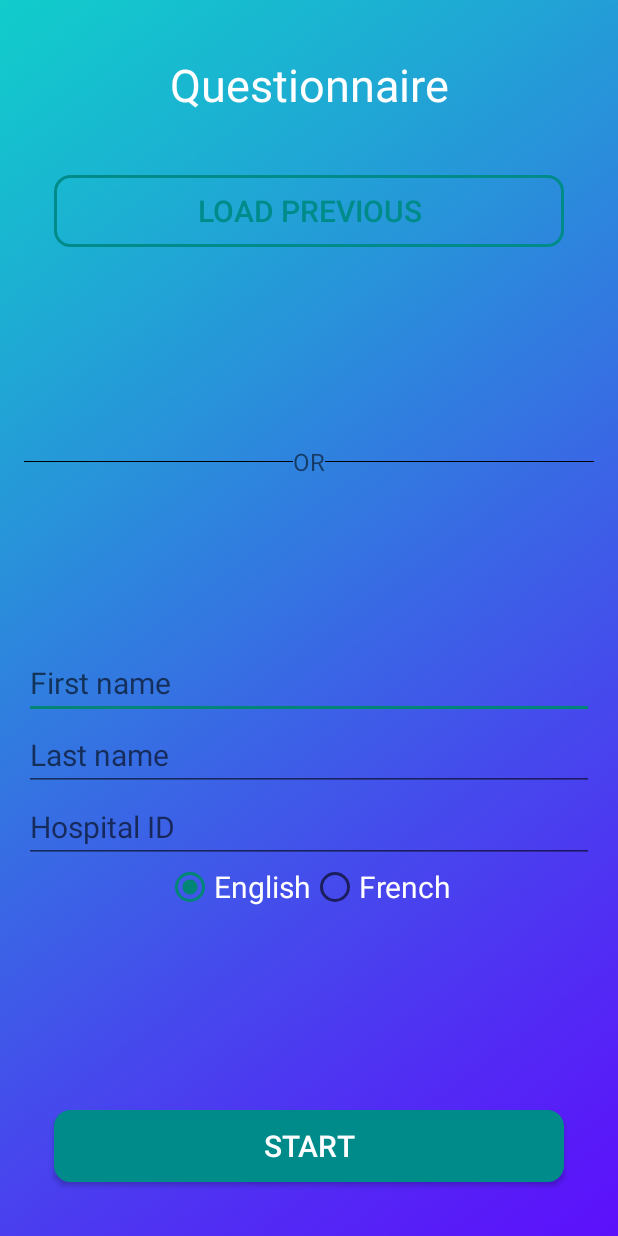
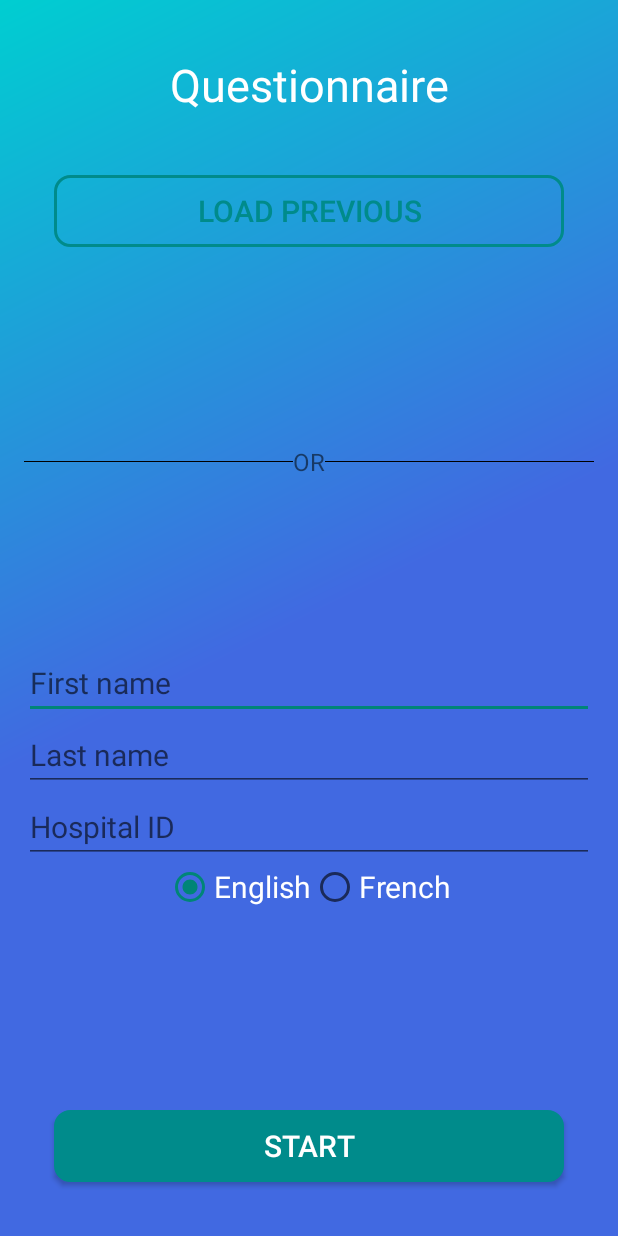
Before and after one commit to avadnerkar/FrailtyQuestionnaire, an Android app: the screen it shows after launch (HomeActivity), on a phone screen of 412 x 824 dp. Run offline under Robolectric (Android 15) with nearby library versions, the phone set to English and light mode, and no system bars.

Commit message:
Added Barthel questionnaire

```diff
--- a/FrailtyQuestionnaire/app/src/main/java/physiotherapy/mcgill/com/frailtyquestionnaire/DBAdapter.java
+++ b/FrailtyQuestionnaire/app/src/main/java/physiotherapy/mcgill/com/frailtyquestionnaire/DBAdapter.java
@@ -32,7 +32,7 @@ public class DBAdapter {
     public static final String DATA_TABLE = "dataTable";
 
     // Track DB version if a new version of your app changes the format.
-    public static final int DATABASE_VERSION = 4;
+    public static final int DATABASE_VERSION = 6;
 
 
     //Table Create Statements
@@ -66,7 +66,10 @@ public class DBAdapter {
 
             for (ItemQuestion question : section.questions){
                 if (question.dbKey != null){
-                    DATA_CREATE_SQL = DATA_CREATE_SQL + question.dbKey + " text, ";
+                    for (int i=0; i<question.dbKey.length; i++){
+                        DATA_CREATE_SQL = DATA_CREATE_SQL + question.dbKey[i] + " text, ";
+                    }
+
                 }
 
             }
--- a/FrailtyQuestionnaire/app/src/main/java/physiotherapy/mcgill/com/frailtyquestionnaire/DataSource.java
+++ b/FrailtyQuestionnaire/app/src/main/java/physiotherapy/mcgill/com/frailtyquestionnaire/DataSource.java
@@ -14,30 +14,40 @@ public class DataSource {
     public static void init(Context context){
 
         ArrayList<ItemQuestion> rnlQuestions = new ArrayList<>();
-        rnlQuestions.add(new ItemQuestion(ItemQuestion.QuestionType.RNL, context.getString(R.string.rnlTitle), context.getString(R.string.rnl1), null, "RNL1", new String[]{context.getString(R.string.rnlOption1), context.getString(R.string.rnlOption2)}));
-        rnlQuestions.add(new ItemQuestion(ItemQuestion.QuestionType.RNL, context.getString(R.string.rnlTitle), context.getString(R.string.rnl2), null, "RNL2", new String[]{context.getString(R.string.rnlOption1), context.getString(R.string.rnlOption2)}));
-        rnlQuestions.add(new ItemQuestion(ItemQuestion.QuestionType.RNL, context.getString(R.string.rnlTitle), context.getString(R.string.rnl3), null, "RNL3", new String[]{context.getString(R.string.rnlOption1), context.getString(R.string.rnlOption2)}));
-        rnlQuestions.add(new ItemQuestion(ItemQuestion.QuestionType.RNL, context.getString(R.string.rnlTitle), context.getString(R.string.rnl4), null, "RNL4", new String[]{context.getString(R.string.rnlOption1), context.getString(R.string.rnlOption2)}));
-        rnlQuestions.add(new ItemQuestion(ItemQuestion.QuestionType.RNL, context.getString(R.string.rnlTitle), context.getString(R.string.rnl5), null, "RNL5", new String[]{context.getString(R.string.rnlOption1), context.getString(R.string.rnlOption2)}));
-        rnlQuestions.add(new ItemQuestion(ItemQuestion.QuestionType.RNL, context.getString(R.string.rnlTitle), context.getString(R.string.rnl6), null, "RNL6", new String[]{context.getString(R.string.rnlOption1), context.getString(R.string.rnlOption2)}));
-        rnlQuestions.add(new ItemQuestion(ItemQuestion.QuestionType.RNL, context.getString(R.string.rnlTitle), context.getString(R.string.rnl7), null, "RNL7", new String[]{context.getString(R.string.rnlOption1), context.getString(R.string.rnlOption2)}));
-        rnlQuestions.add(new ItemQuestion(ItemQuestion.QuestionType.RNL, context.getString(R.string.rnlTitle), context.getString(R.string.rnl8), null, "RNL8", new String[]{context.getString(R.string.rnlOption1), context.getString(R.string.rnlOption2)}));
-        rnlQuestions.add(new ItemQuestion(ItemQuestion.QuestionType.RNL, context.getString(R.string.rnlTitle), context.getString(R.string.rnl9), null, "RNL9", new String[]{context.getString(R.string.rnlOption1), context.getString(R.string.rnlOption2)}));
-        rnlQuestions.add(new ItemQuestion(ItemQuestion.QuestionType.RNL, context.getString(R.string.rnlTitle), context.getString(R.string.rnl10), null, "RNL10", new String[]{context.getString(R.string.rnlOption1), context.getString(R.string.rnlOption2)}));
-        rnlQuestions.add(new ItemQuestion(ItemQuestion.QuestionType.RNL, context.getString(R.string.rnlTitle), context.getString(R.string.rnl11), null, "RNL11", new String[]{context.getString(R.string.rnlOption1), context.getString(R.string.rnlOption2)}));
+        rnlQuestions.add(new ItemQuestion(ItemQuestion.QuestionType.SLIDER, context.getString(R.string.rnlTitle), context.getString(R.string.rnl1), null, new String[]{"RNL1"}, new String[]{context.getString(R.string.rnlOption1), context.getString(R.string.rnlOption2)}, null));
+        rnlQuestions.add(new ItemQuestion(ItemQuestion.QuestionType.SLIDER, context.getString(R.string.rnlTitle), context.getString(R.string.rnl2), null, new String[]{"RNL2"}, new String[]{context.getString(R.string.rnlOption1), context.getString(R.string.rnlOption2)}, null));
+        rnlQuestions.add(new ItemQuestion(ItemQuestion.QuestionType.SLIDER, context.getString(R.string.rnlTitle), context.getString(R.string.rnl3), null, new String[]{"RNL3"}, new String[]{context.getString(R.string.rnlOption1), context.getString(R.string.rnlOption2)}, null));
+        rnlQuestions.add(new ItemQuestion(ItemQuestion.QuestionType.SLIDER, context.getString(R.string.rnlTitle), context.getString(R.string.rnl4), null, new String[]{"RNL4"}, new String[]{context.getString(R.string.rnlOption1), context.getString(R.string.rnlOption2)}, null));
+        rnlQuestions.add(new ItemQuestion(ItemQuestion.QuestionType.SLIDER, context.getString(R.string.rnlTitle), context.getString(R.string.rnl5), null, new String[]{"RNL5"}, new String[]{context.getString(R.string.rnlOption1), context.getString(R.string.rnlOption2)}, null));
+        rnlQuestions.add(new ItemQuestion(ItemQuestion.QuestionType.SLIDER, context.getString(R.string.rnlTitle), context.getString(R.string.rnl6), null, new String[]{"RNL6"}, new String[]{context.getString(R.string.rnlOption1), context.getString(R.string.rnlOption2)}, null));
+        rnlQuestions.add(new ItemQuestion(ItemQuestion.QuestionType.SLIDER, context.getString(R.string.rnlTitle), context.getString(R.string.rnl7), null, new String[]{"RNL7"}, new String[]{context.getString(R.string.rnlOption1), context.getString(R.string.rnlOption2)}, null));
+        rnlQuestions.add(new ItemQuestion(ItemQuestion.QuestionType.SLIDER, context.getString(R.string.rnlTitle), context.getString(R.string.rnl8), null, new String[]{"RNL8"}, new String[]{context.getString(R.string.rnlOption1), context.getString(R.string.rnlOption2)}, null));
+        rnlQuestions.add(new ItemQuestion(ItemQuestion.QuestionType.SLIDER, context.getString(R.string.rnlTitle), context.getString(R.string.rnl9), null, new String[]{"RNL9"}, new String[]{context.getString(R.string.rnlOption1), context.getString(R.string.rnlOption2)}, null));
+        rnlQuestions.add(new ItemQuestion(ItemQuestion.QuestionType.SLIDER, context.getString(R.string.rnlTitle), context.getString(R.string.rnl10), null, new String[]{"RNL10"}, new String[]{context.getString(R.string.rnlOption1), context.getString(R.string.rnlOption2)}, null));
+        rnlQuestions.add(new ItemQuestion(ItemQuestion.QuestionType.SLIDER, context.getString(R.string.rnlTitle), context.getString(R.string.rnl11), null, new String[]{"RNL11"}, new String[]{context.getString(R.string.rnlOption1), context.getString(R.string.rnlOption2)}, null));
         ItemSection rnlSection = new ItemSection(context.getString(R.string.rnl), rnlQuestions);
 
-        ArrayList<ItemQuestion> testQuestions = new ArrayList<>();
-        testQuestions.add(new ItemQuestion(ItemQuestion.QuestionType.RNL, "Test", context.getString(R.string.rnl1), null, "TEST1", new String[]{context.getString(R.string.rnlOption1), context.getString(R.string.rnlOption2)}));
-        ItemSection testSection = new ItemSection("Test section", testQuestions);
+        ArrayList<ItemQuestion> barthelQuestions = new ArrayList<>();
+        barthelQuestions.add(new ItemQuestion(ItemQuestion.QuestionType.RADIO_VERTICAL, context.getString(R.string.barthel1), null, null, new String[]{"Barthel1"}, new String[]{context.getString(R.string.unable), context.getString(R.string.needs_assistance), context.getString(R.string.fully_independent)}, new int[]{0, 5, 10}));
+        barthelQuestions.add(new ItemQuestion(ItemQuestion.QuestionType.RADIO_VERTICAL, context.getString(R.string.barthel2), null, null, new String[]{"Barthel2"}, new String[]{context.getString(R.string.unable), context.getString(R.string.needs_assistance), context.getString(R.string.fully_independent)}, new int[]{0, 0, 5}));
+        barthelQuestions.add(new ItemQuestion(ItemQuestion.QuestionType.RADIO_VERTICAL, context.getString(R.string.barthel3), null, null, new String[]{"Barthel3"}, new String[]{context.getString(R.string.unable), context.getString(R.string.needs_assistance), context.getString(R.string.fully_independent)}, new int[]{0, 0, 5}));
+        barthelQuestions.add(new ItemQuestion(ItemQuestion.QuestionType.RADIO_VERTICAL, context.getString(R.string.barthel4), null, null, new String[]{"Barthel4"}, new String[]{context.getString(R.string.unable), context.getString(R.string.needs_assistance), context.getString(R.string.fully_independent)}, new int[]{0, 5, 10}));
+        barthelQuestions.add(new ItemQuestion(ItemQuestion.QuestionType.RADIO_VERTICAL, context.getString(R.string.barthel5), null, null, new String[]{"Barthel5"}, new String[]{context.getString(R.string.unable), context.getString(R.string.needs_assistance), context.getString(R.string.fully_independent)}, new int[]{0, 5, 10}));
+        barthelQuestions.add(new ItemQuestion(ItemQuestion.QuestionType.RADIO_VERTICAL, context.getString(R.string.barthel6), null, null, new String[]{"Barthel6"}, new String[]{context.getString(R.string.complete), context.getString(R.string.occasional_accident), context.getString(R.string.complete_control)}, new int[]{0, 5, 10}));
+        barthelQuestions.add(new ItemQuestion(ItemQuestion.QuestionType.RADIO_VERTICAL, context.getString(R.string.barthel7), null, null, new String[]{"Barthel7"}, new String[]{context.getString(R.string.complete), context.getString(R.string.occasional_accident), context.getString(R.string.complete_control)}, new int[]{0, 5, 10}));
+        barthelQuestions.add(new ItemQuestion(ItemQuestion.QuestionType.RADIO_VERTICAL, context.getString(R.string.barthel8), null, null, new String[]{"Barthel8"}, new String[]{context.getString(R.string.unable), context.getString(R.string.needs_assistance), context.getString(R.string.fully_independent)}, new int[]{0, 10, 15}));
+        barthelQuestions.add(new ItemQuestion(ItemQuestion.QuestionType.RADIO_VERTICAL, context.getString(R.string.barthel9), null, null, new String[]{"Barthel9"}, new String[]{context.getString(R.string.unable), context.getString(R.string.needs_assistance), context.getString(R.string.fully_independent)}, new int[]{0, 10, 15}));
+        barthelQuestions.add(new ItemQuestion(ItemQuestion.QuestionType.RADIO_VERTICAL, context.getString(R.string.barthel10), null, null, new String[]{"Barthel10"}, new String[]{context.getString(R.string.unable), context.getString(R.string.needs_assistance), context.getString(R.string.fully_independent)}, new int[]{0, 5, 10}));
+        barthelQuestions.add(new ItemQuestion(ItemQuestion.QuestionType.RADIO_VERTICAL, context.getString(R.string.barthel11), null, null, new String[]{"Barthel11"}, new String[]{context.getString(R.string.unable), context.getString(R.string.needs_assistance), context.getString(R.string.fully_independent)}, new int[]{0, 0, 10}));
+        ItemSection barthelSection = new ItemSection(context.getString(R.string.barthel), barthelQuestions);
 
         ArrayList<ItemQuestion> completion = new ArrayList<>();
-        completion.add(new ItemQuestion(ItemQuestion.QuestionType.COMPLETION, null, null, null, null, null));
+        completion.add(new ItemQuestion(ItemQuestion.QuestionType.COMPLETION, null, null, null, null, null, null));
         ItemSection completionSection = new ItemSection(context.getString(R.string.finish), completion);
 
         sections = new ArrayList<>();
         sections.add(rnlSection);
-        sections.add(testSection);
+        sections.add(barthelSection);
         sections.add(completionSection);
 
     }
--- a/FrailtyQuestionnaire/app/src/main/java/physiotherapy/mcgill/com/frailtyquestionnaire/ItemQuestion.java
+++ b/FrailtyQuestionnaire/app/src/main/java/physiotherapy/mcgill/com/frailtyquestionnaire/ItemQuestion.java
@@ -8,15 +8,14 @@ public class ItemQuestion {
     public String title;
     public String subtitle;
     public String subsubtitle;
-    public String dbKey;
+    public String[] dbKey;
     public String[] options;
+    public int[] dbValues;
     public enum QuestionType {
-        RNL, COMPLETION
+        SLIDER, COMPLETION, RADIO_VERTICAL
     }
     public QuestionType questionType;
-    public Class questionClass;
-
-    public ItemQuestion(QuestionType questionType, String title, String subtitle, String subsubtitle, String dbKey, String[] options){
+    public ItemQuestion(QuestionType questionType, String title, String subtitle, String subsubtitle, String[] dbKey, String[] options, int[] dbValues){
 
         this.questionType = questionType;
         this.title = title;
@@ -24,6 +23,7 @@ public class ItemQuestion {
         this.dbKey = dbKey;
         this.options = options;
         this.subsubtitle = subsubtitle;
+        this.dbValues = dbValues;
 
     }
 
--- /dev/null
+++ b/FrailtyQuestionnaire/app/src/main/res/drawable/gradient_background_shape.xml
@@ -0,0 +1,12 @@
+<?xml version="1.0" encoding="utf-8"?>
+<shape xmlns:android="http://schemas.android.com/apk/res/android" android:shape="rectangle" >
+    <gradient
+        android:startColor="@color/RoyalBlue"
+        android:centerColor="@color/RoyalBlue"
+        android:endColor="@color/DarkTurquoise"
+        android:angle="135"/>
+    <corners
+        android:radius="0dp"/>
+
+
+</shape>
--- a/FrailtyQuestionnaire/app/src/main/res/layout/activity_home.xml
+++ b/FrailtyQuestionnaire/app/src/main/res/layout/activity_home.xml
@@ -5,7 +5,7 @@
     android:paddingTop="@dimen/activity_vertical_margin"
     android:paddingBottom="@dimen/activity_vertical_margin"
     android:orientation="vertical"
-    android:background="@drawable/gradient_background"
+    android:background="@drawable/gradient_background_shape"
     tools:context="physiotherapy.mcgill.com.frailtyquestionnaire.HomeActivity">
 
     <TextView
--- a/FrailtyQuestionnaire/app/src/main/res/values/dimens.xml
+++ b/FrailtyQuestionnaire/app/src/main/res/values/dimens.xml
@@ -16,6 +16,7 @@
     <dimen name="text_large">24sp</dimen>
     <dimen name="text_heading">30dp</dimen>
 
+
     <dimen name="bar_height">50dp</dimen>
 
 </resources>
--- a/FrailtyQuestionnaire/app/src/main/res/values/strings.xml
+++ b/FrailtyQuestionnaire/app/src/main/res/values/strings.xml
@@ -37,6 +37,26 @@
     <string name="rnl10">Be comfortable with your personal relationships?</string>
     <string name="rnl11">Be comfortable with yourself when you are in the company of others?</string>
 
+    <string name="barthel">Barthel</string>
+    <string name="barthel1">If there was no one to help you with your feeding, could you do it alone?</string>
+    <string name="barthel2">If there was no one to help you with your personal hygiene, could you do it alone?</string>
+    <string name="barthel3">If there was no one to help you, would you be able to bathe or shower without anyone present?</string>
+    <string name="barthel4">If there was no one to help you, would you be able to dress yourself?</string>
+    <string name="barthel5">If there was no one to help you, would you be able to get to the toilet on your own?</string>
+    <string name="barthel6">Do you have any trouble with bowel incontinence?</string>
+    <string name="barthel7">Do you have any trouble with bladder control?</string>
+    <string name="barthel8">Can you transfer from bed to chair independently?</string>
+    <string name="barthel9">Can you walk 50 yards without help or supervision?</string>
+    <string name="barthel10">Can you go up and down stairs independently?</string>
+    <string name="barthel11">Do you use a wheelchair?</string>
+
+    <string name="unable">Unable</string>
+    <string name="needs_assistance">Needs assistance</string>
+    <string name="fully_independent">Fully independent</string>
+    <string name="complete">Complete</string>
+    <string name="occasional_accident">Occasional accident</string>
+    <string name="complete_control">Complete control day and night</string>
+
     <string name="next">NEXT</string>
 
 <!-- TODO: Remove or change this placeholder text -->
@@ -57,4 +77,5 @@
     <string name="skip_title">Why are you skipping?</string>
     <string name="not_applicable">Not Applicable</string>
     <string name="no_answer">No answer</string>
+
 </resources>
```
Also changed, not shown: FrailtyQuestionnaire/app/src/main/java/physiotherapy/mcgill/com/frailtyquestionnaire/QuestionRadioVertical.java (added, +96 -0 lines), FrailtyQuestionnaire/app/src/main/java/physiotherapy/mcgill/com/frailtyquestionnaire/QuestionSlider.java (renamed from FrailtyQuestionnaire/app/src/main/java/physiotherapy/mcgill/com/frailtyquestionnaire/QuestionRNL.java, +5 -9 lines), FrailtyQuestionnaire/app/src/main/java/physiotherapy/mcgill/com/frailtyquestionnaire/QuestionnaireActivity.java (+9 -6 lines), FrailtyQuestionnaire/app/src/main/res/layout/cell_radio_vertical.xml (added, +48 -0 lines), FrailtyQuestionnaire/app/src/main/res/layout/cell_10_point.xml (renamed from FrailtyQuestionnaire/app/src/main/res/layout/cell_rnl.xml).
